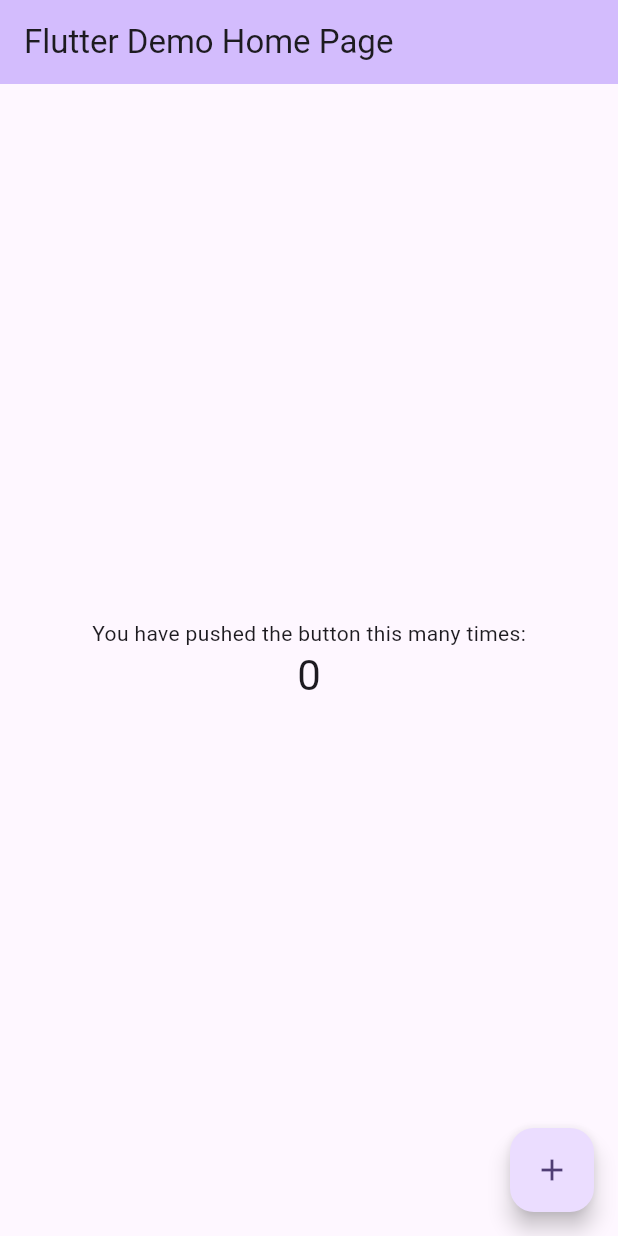
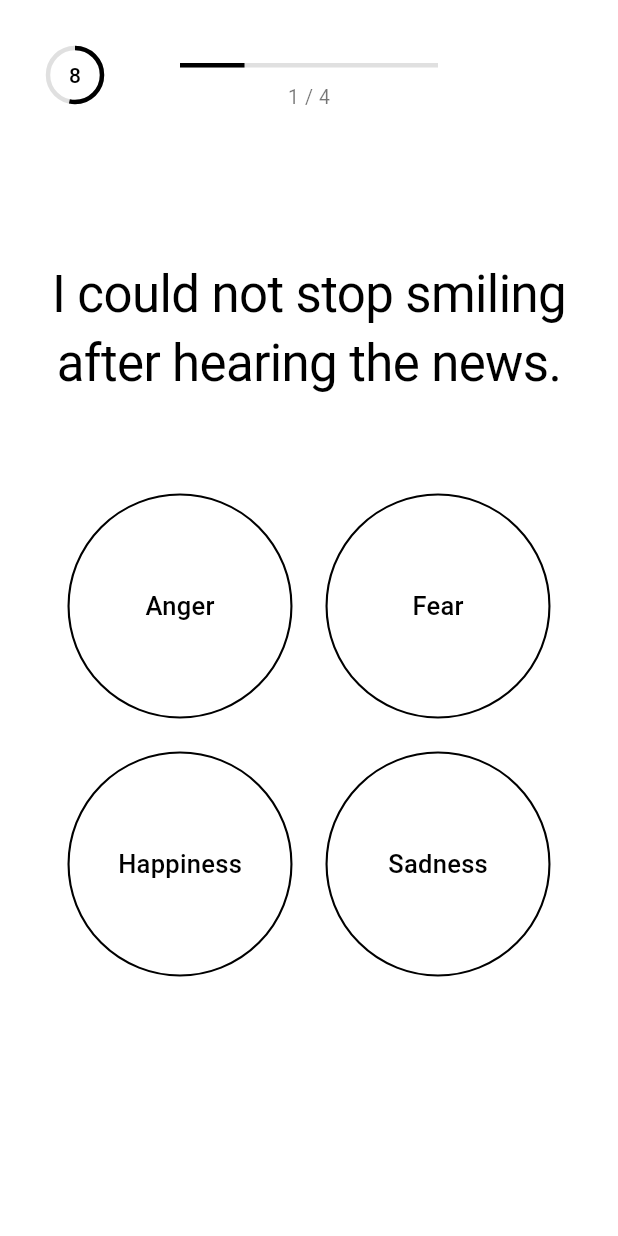
Before and after one commit to MrLaali/emotion_classification_study, a Flutter app: the screen it shows after launch, on a phone screen of 412 x 824 dp. Run offline on Flutter 3.47's test engine with Material 3 defaults, Android fonts, the phone set to English and light mode, and no system bars; Roboto replaces fonts that are missing (Arial).

Commit message:
Add first experiment screen design

```diff
--- a/lib/main.dart
+++ b/lib/main.dart
@@ -1,122 +1,292 @@
+import 'dart:async';
 import 'package:flutter/material.dart';
 
 void main() {
-  runApp(const MyApp());
+  runApp(const EmotionStudyApp());
 }
 
-class MyApp extends StatelessWidget {
-  const MyApp({super.key});
+class EmotionStudyApp extends StatelessWidget {
+  const EmotionStudyApp({super.key});
 
-  // This widget is the root of your application.
   @override
   Widget build(BuildContext context) {
     return MaterialApp(
-      title: 'Flutter Demo',
+      debugShowCheckedModeBanner: false,
+      title: 'Emotion Classification Study',
       theme: ThemeData(
-        // This is the theme of your application.
-        //
-        // TRY THIS: Try running your application with "flutter run". You'll see
-        // the application has a purple toolbar. Then, without quitting the app,
-        // try changing the seedColor in the colorScheme below to Colors.green
-        // and then invoke "hot reload" (save your changes or press the "hot
-        // reload" button in a Flutter-supported IDE, or press "r" if you used
-        // the command line to start the app).
-        //
-        // Notice that the counter didn't reset back to zero; the application
-        // state is not lost during the reload. To reset the state, use hot
-        // restart instead.
-        //
-        // This works for code too, not just values: Most code changes can be
-        // tested with just a hot reload.
-        colorScheme: .fromSeed(seedColor: Colors.deepPurple),
+        scaffoldBackgroundColor: Colors.white,
+        fontFamily: 'Arial',
+        colorScheme: const ColorScheme.light(
+          primary: Colors.black,
+          surface: Colors.white,
+        ),
       ),
-      home: const MyHomePage(title: 'Flutter Demo Home Page'),
+      home: const ExperimentScreen(),
     );
   }
 }
 
-class MyHomePage extends StatefulWidget {
-  const MyHomePage({super.key, required this.title});
-
-  // This widget is the home page of your application. It is stateful, meaning
-  // that it has a State object (defined below) that contains fields that affect
-  // how it looks.
-
-  // This class is the configuration for the state. It holds the values (in this
-  // case the title) provided by the parent (in this case the App widget) and
-  // used by the build method of the State. Fields in a Widget subclass are
-  // always marked "final".
-
-  final String title;
+class ExperimentScreen extends StatefulWidget {
+  const ExperimentScreen({super.key});
 
   @override
-  State<MyHomePage> createState() => _MyHomePageState();
+  State<ExperimentScreen> createState() => _ExperimentScreenState();
 }
 
-class _MyHomePageState extends State<MyHomePage> {
-  int _counter = 0;
+class _ExperimentScreenState extends State<ExperimentScreen> {
+  final List<String> sentences = [
+    'I could not stop smiling after hearing the news.',
+    'Everything felt heavy and empty today.',
+    'I cannot believe they treated me like that.',
+    'I felt something terrible was about to happen.',
+  ];
 
-  void _incrementCounter() {
-    setState(() {
-      // This call to setState tells the Flutter framework that something has
-      // changed in this State, which causes it to rerun the build method below
-      // so that the display can reflect the updated values. If we changed
-      // _counter without calling setState(), then the build method would not be
-      // called again, and so nothing would appear to happen.
-      _counter++;
+
+  final List<String> emotions = [
+    'Anger',
+    'Fear',
+    'Happiness',
+    'Sadness',
+  ];
+
+  int currentIndex = 0;
+  int timeLeft = 15;
+  Timer? timer;
+
+  @override
+  void initState() {
+    super.initState();
+    startTimer();
+  }
+
+  @override
+  void dispose() {
+    timer?.cancel();
+    super.dispose();
+  }
+
+  void startTimer() {
+    timer?.cancel();
+    timeLeft = 15;
+
+    timer = Timer.periodic(const Duration(seconds: 1), (timer) {
+      if (timeLeft <= 1) {
+        timer.cancel();
+        nextSentence();
+      } else {
+        setState(() {
+          timeLeft--;
+        });
+      }
     });
+  }
+
+  void selectEmotion(String emotion) {
+    // Later we will save:
+    // sentence, target emotion, chosen emotion, reaction time, participant id
+
+    nextSentence();
+  }
+
+  void nextSentence() {
+    if (currentIndex < sentences.length - 1) {
+      setState(() {
+        currentIndex++;
+      });
+      startTimer();
+    } else {
+      timer?.cancel();
+      Navigator.of(context).pushReplacement(
+        MaterialPageRoute(
+          builder: (_) => const FinishScreen(),
+        ),
+      );
+    }
   }
 
   @override
   Widget build(BuildContext context) {
-    // This method is rerun every time setState is called, for instance as done
-    // by the _incrementCounter method above.
-    //
-    // The Flutter framework has been optimized to make rerunning build methods
-    // fast, so that you can just rebuild anything that needs updating rather
-    // than having to individually change instances of widgets.
+    final progress = (currentIndex + 1) / sentences.length;
+    final timerProgress = timeLeft / 15;
+
     return Scaffold(
-      appBar: AppBar(
-        // TRY THIS: Try changing the color here to a specific color (to
-        // Colors.amber, perhaps?) and trigger a hot reload to see the AppBar
-        // change color while the other colors stay the same.
-        backgroundColor: Theme.of(context).colorScheme.inversePrimary,
-        // Here we take the value from the MyHomePage object that was created by
-        // the App.build method, and use it to set our appbar title.
-        title: Text(widget.title),
-      ),
-      body: Center(
-        // Center is a layout widget. It takes a single child and positions it
-        // in the middle of the parent.
-        child: Column(
-          // Column is also a layout widget. It takes a list of children and
-          // arranges them vertically. By default, it sizes itself to fit its
-          // children horizontally, and tries to be as tall as its parent.
-          //
-          // Column has various properties to control how it sizes itself and
-          // how it positions its children. Here we use mainAxisAlignment to
-          // center the children vertically; the main axis here is the vertical
-          // axis because Columns are vertical (the cross axis would be
-          // horizontal).
-          //
-          // TRY THIS: Invoke "debug painting" (choose the "Toggle Debug Paint"
-          // action in the IDE, or press "p" in the console), to see the
-          // wireframe for each widget.
-          mainAxisAlignment: .center,
+      body: SafeArea(
+        child: Stack(
           children: [
-            const Text('You have pushed the button this many times:'),
-            Text(
-              '$_counter',
-              style: Theme.of(context).textTheme.headlineMedium,
+            Positioned(
+              top: 24,
+              left: 24,
+              child: SizedBox(
+                width: 52,
+                height: 52,
+                child: Stack(
+                  alignment: Alignment.center,
+                  children: [
+                    CircularProgressIndicator(
+                      value: timerProgress,
+                      strokeWidth: 3,
+                      backgroundColor: Colors.black12,
+                      valueColor:
+                          const AlwaysStoppedAnimation<Color>(Colors.black),
+                    ),
+                    Text(
+                      '$timeLeft',
+                      style: const TextStyle(
+                        fontSize: 14,
+                        fontWeight: FontWeight.w500,
+                      ),
+                    ),
+                  ],
+                ),
+              ),
+            ),
+
+            Positioned(
+              top: 42,
+              left: 120,
+              right: 120,
+              child: Column(
+                children: [
+                  LinearProgressIndicator(
+                    value: progress,
+                    minHeight: 3,
+                    backgroundColor: Colors.black12,
+                    valueColor:
+                        const AlwaysStoppedAnimation<Color>(Colors.black),
+                  ),
+                  const SizedBox(height: 10),
+                  Text(
+                    '${currentIndex + 1} / ${sentences.length}',
+                    style: const TextStyle(
+                      fontSize: 13,
+                      letterSpacing: 0.4,
+                      color: Colors.black54,
+                    ),
+                  ),
+                ],
+              ),
+            ),
+
+            Center(
+              child: Padding(
+                padding: const EdgeInsets.symmetric(horizontal: 32),
+                child: ConstrainedBox(
+                  constraints: const BoxConstraints(maxWidth: 820),
+                  child: Column(
+                    mainAxisAlignment: MainAxisAlignment.center,
+                    children: [
+                      Text(
+                        sentences[currentIndex],
+                        textAlign: TextAlign.center,
+                        style: const TextStyle(
+                          fontSize: 34,
+                          height: 1.35,
+                          fontWeight: FontWeight.w400,
+                          letterSpacing: -0.4,
+                          color: Colors.black,
+                        ),
+                      ),
+                      const SizedBox(height: 64),
+                      Wrap(
+                        spacing: 22,
+                        runSpacing: 22,
+                        alignment: WrapAlignment.center,
+                        children: emotions.map((emotion) {
+                          return EmotionButton(
+                            label: emotion,
+                            onTap: () => selectEmotion(emotion),
+                          );
+                        }).toList(),
+                      ),
+                    ],
+                  ),
+                ),
+              ),
             ),
           ],
         ),
       ),
-      floatingActionButton: FloatingActionButton(
-        onPressed: _incrementCounter,
-        tooltip: 'Increment',
-        child: const Icon(Icons.add),
+    );
+  }
+}
+
+class EmotionButton extends StatefulWidget {
+  final String label;
+  final VoidCallback onTap;
+
+  const EmotionButton({
+    super.key,
+    required this.label,
+    required this.onTap,
+  });
+
+  @override
+  State<EmotionButton> createState() => _EmotionButtonState();
+}
+
+class _EmotionButtonState extends State<EmotionButton> {
+  bool isHovered = false;
+  bool isPressed = false;
+
+  @override
+  Widget build(BuildContext context) {
+    final active = isHovered || isPressed;
+
+    return MouseRegion(
+      onEnter: (_) => setState(() => isHovered = true),
+      onExit: (_) => setState(() {
+        isHovered = false;
+        isPressed = false;
+      }),
+      child: GestureDetector(
+        onTapDown: (_) => setState(() => isPressed = true),
+        onTapUp: (_) {
+          setState(() => isPressed = false);
+          widget.onTap();
+        },
+        onTapCancel: () => setState(() => isPressed = false),
+        child: AnimatedContainer(
+          duration: const Duration(milliseconds: 180),
+          curve: Curves.easeOut,
+          width: 150,
+          height: 150,
+          decoration: BoxDecoration(
+            color: active ? Colors.black : Colors.white,
+            shape: BoxShape.circle,
+            border: Border.all(color: Colors.black, width: 1.4),
+          ),
+          alignment: Alignment.center,
+          child: Text(
+            widget.label,
+            style: TextStyle(
+              color: active ? Colors.white : Colors.black,
+              fontSize: 17,
+              fontWeight: FontWeight.w500,
+              letterSpacing: 0.2,
+            ),
+          ),
+        ),
       ),
     );
   }
 }
+
+class FinishScreen extends StatelessWidget {
+  const FinishScreen({super.key});
+
+  @override
+  Widget build(BuildContext context) {
+    return const Scaffold(
+      body: Center(
+        child: Text(
+          'Thank you for participating.',
+          style: TextStyle(
+            fontSize: 28,
+            fontWeight: FontWeight.w400,
+            color: Colors.black,
+          ),
+        ),
+      ),
+    );
+  }
+}
```
